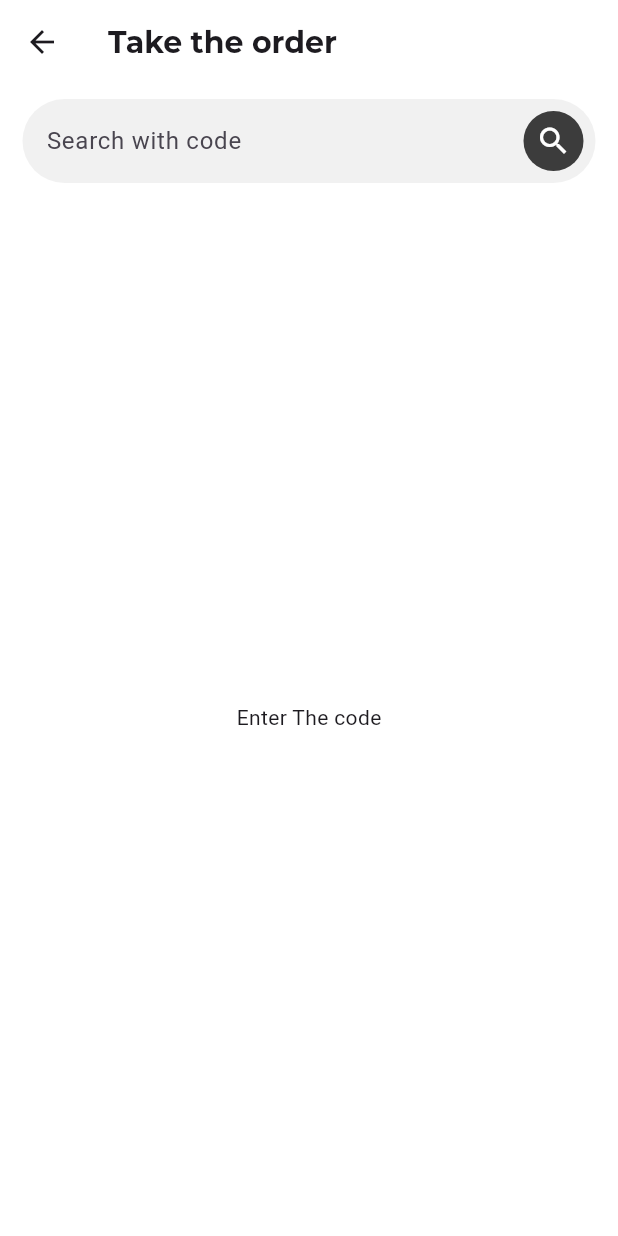
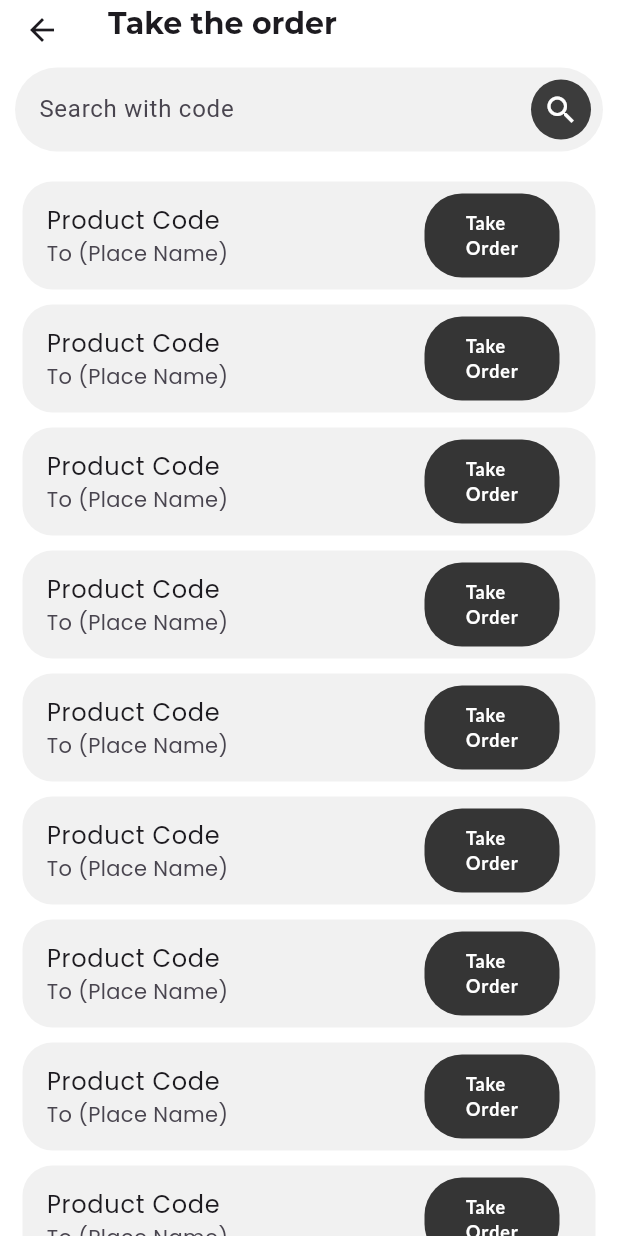
Before and after one commit to H4R1-4926/shopping_app_delivery, a Flutter app: the TakeOrderPage screen opened directly, on a phone screen of 412 x 824 dp. Run offline on Flutter 3.47's test engine with Material 3 defaults, Android fonts, the phone set to English and light mode, and no system bars; our stand-ins replace google_fonts, iconsax.

Commit message:
taking order details

```diff
--- a/lib/Presentation/Screens/Home/Taking Order Page/take_order.dart
+++ b/lib/Presentation/Screens/Home/Taking Order Page/take_order.dart
@@ -18,11 +18,10 @@ class TakeOrderPage extends StatelessWidget {
           style:
               GoogleFonts.montserrat(fontWeight: FontWeight.bold, fontSize: 20),
         ),
-      ),
-      body: Column(
-        children: [
-          Padding(
-            padding: const EdgeInsets.symmetric(horizontal: 15, vertical: 10),
+        bottom: PreferredSize(
+          preferredSize: const Size(double.infinity, 60),
+          child: Padding(
+            padding: const EdgeInsets.symmetric(horizontal: 10, vertical: 15),
             child: SearchBar(
               controller: searchController,
               elevation: const WidgetStatePropertyAll(0),
@@ -39,11 +38,65 @@ class TakeOrderPage extends StatelessWidget {
               ],
             ),
           ),
-          const Expanded(
-              child: Center(
-            child: Text('Enter The code'),
-          ))
-        ],
+        ),
+      ),
+      body: ListView.builder(
+        itemCount: 20,
+        padding: const EdgeInsets.only(bottom: 10),
+        itemBuilder: (context, index) {
+          return Padding(
+            padding: const EdgeInsets.symmetric(vertical: 5, horizontal: 15),
+            child: GestureDetector(
+              onTap: () {
+                showDialog(
+                  context: context,
+                  builder: (context) {
+                    return AlertDialog(
+                      title: Center(
+                        child: Text(
+                          'Product Code',
+                          style: GoogleFonts.poppins(),
+                        ),
+                      ),
+                      content: Column(
+                        children: [],
+                      ),
+                    );
+                  },
+                );
+              },
+              child: ListTile(
+                shape: RoundedRectangleBorder(
+                    borderRadius: BorderRadius.circular(20)),
+                tileColor: klightGrey,
+                title: Text(
+                  'Product Code',
+                  style: GoogleFonts.poppins(),
+                ),
+                subtitle: Text(
+                  'To (Place Name)',
+                  style: GoogleFonts.poppins(),
+                ),
+                trailing: Container(
+                  height: double.infinity,
+                  width: 90,
+                  decoration: BoxDecoration(
+                      color: kdarkcolor1,
+                      borderRadius: BorderRadius.circular(25)),
+                  child: Center(
+                    child: Text(
+                      'Take\nOrder',
+                      style: GoogleFonts.lato(
+                          color: kwhite,
+                          fontWeight: FontWeight.bold,
+                          fontSize: 12),
+                    ),
+                  ),
+                ),
+              ),
+            ),
+          );
+        },
       ),
     );
   }
```
